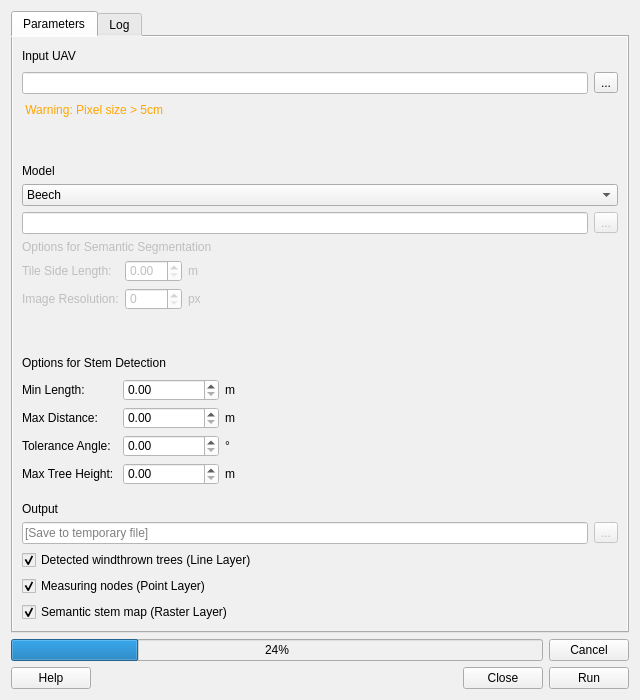
This is winmol_analyzer_dialog_base.ui in StefanReder/WINMOL_Analyzer as Qt 5 draws it before an edit. The edited form follows.
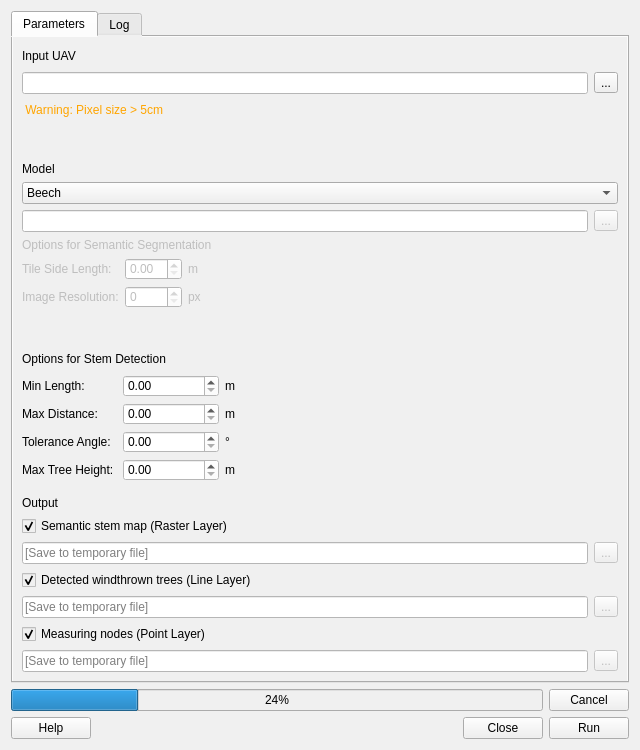
This is the edited form.

The edit to the form file:
```diff
--- a/winmol_analyzer_dialog_base.ui
+++ b/winmol_analyzer_dialog_base.ui
@@ -7,7 +7,7 @@
     <x>0</x>
     <y>0</y>
     <width>640</width>
-    <height>700</height>
+    <height>750</height>
    </rect>
   </property>
   <property name="windowTitle">
@@ -35,8 +35,8 @@
       <attribute name="title">
        <string>Parameters</string>
       </attribute>
-      <layout class="QGridLayout" name="gridLayout_5">
-       <item row="0" column="0" colspan="2">
+      <layout class="QVBoxLayout" name="verticalLayout_4">
+       <item>
         <layout class="QGridLayout" name="gridLayout">
          <item row="0" column="1" colspan="2">
           <spacer name="horizontalSpacer">
@@ -104,7 +104,7 @@
          </item>
         </layout>
        </item>
-       <item row="1" column="1">
+       <item>
         <spacer name="verticalSpacer_2">
          <property name="orientation">
           <enum>Qt::Vertical</enum>
@@ -117,7 +117,7 @@
          </property>
         </spacer>
        </item>
-       <item row="2" column="0" colspan="2">
+       <item>
         <layout class="QVBoxLayout" name="verticalLayout">
          <item>
           <widget class="QLabel" name="model_input_label">
@@ -174,7 +174,7 @@
          </item>
         </layout>
        </item>
-       <item row="3" column="0" colspan="2">
+       <item>
         <layout class="QHBoxLayout" name="horizontalLayout_9">
          <item>
           <layout class="QVBoxLayout" name="verticalLayout_3">
@@ -269,7 +269,7 @@
          </item>
         </layout>
        </item>
-       <item row="4" column="0" colspan="2">
+       <item>
         <spacer name="verticalSpacer">
          <property name="orientation">
           <enum>Qt::Vertical</enum>
@@ -282,7 +282,7 @@
          </property>
         </spacer>
        </item>
-       <item row="5" column="0" colspan="2">
+       <item>
         <layout class="QHBoxLayout" name="horizontalLayout_8">
          <item>
           <layout class="QVBoxLayout" name="verticalLayout_2">
@@ -415,7 +415,7 @@
          </item>
         </layout>
        </item>
-       <item row="6" column="0">
+       <item>
         <spacer name="verticalSpacer_3">
          <property name="orientation">
           <enum>Qt::Vertical</enum>
@@ -428,17 +428,27 @@
          </property>
         </spacer>
        </item>
-       <item row="7" column="0">
+       <item>
         <widget class="QLabel" name="output_input_label">
          <property name="text">
           <string>Output</string>
          </property>
         </widget>
        </item>
-       <item row="8" column="0" colspan="2">
-        <layout class="QHBoxLayout" name="horizontalLayout_4">
+       <item>
+        <widget class="QCheckBox" name="output_checkBox_stem">
+         <property name="text">
+          <string>Semantic stem map (Raster Layer)</string>
+         </property>
+         <property name="checked">
+          <bool>true</bool>
+         </property>
+        </widget>
+       </item>
+       <item>
+        <layout class="QHBoxLayout" name="horizontalLayout_6">
          <item>
-          <widget class="QLineEdit" name="output_lineEdit">
+          <widget class="QLineEdit" name="output_lineEdit_stem">
            <property name="enabled">
             <bool>false</bool>
            </property>
@@ -454,7 +464,7 @@
           </widget>
          </item>
          <item>
-          <widget class="QToolButton" name="output_toolButton">
+          <widget class="QToolButton" name="output_toolButton_stem">
            <property name="enabled">
             <bool>false</bool>
            </property>
@@ -465,8 +475,8 @@
          </item>
         </layout>
        </item>
-       <item row="9" column="0" colspan="2">
-        <widget class="QCheckBox" name="checkBox">
+       <item>
+        <widget class="QCheckBox" name="output_checkBox_trees">
          <property name="text">
           <string>Detected windthrown trees (Line Layer)</string>
          </property>
@@ -475,8 +485,38 @@
          </property>
         </widget>
        </item>
-       <item row="10" column="0" colspan="2">
-        <widget class="QCheckBox" name="checkBox_2">
+       <item>
+        <layout class="QHBoxLayout" name="horizontalLayout_4">
+         <item>
+          <widget class="QLineEdit" name="output_lineEdit_trees">
+           <property name="enabled">
+            <bool>false</bool>
+           </property>
+           <property name="autoFillBackground">
+            <bool>false</bool>
+           </property>
+           <property name="styleSheet">
+            <string notr="true">background-color: rgb(255, 255, 255)</string>
+           </property>
+           <property name="placeholderText">
+            <string>[Save to temporary file]</string>
+           </property>
+          </widget>
+         </item>
+         <item>
+          <widget class="QToolButton" name="output_toolButton_trees">
+           <property name="enabled">
+            <bool>false</bool>
+           </property>
+           <property name="text">
+            <string>...</string>
+           </property>
+          </widget>
+         </item>
+        </layout>
+       </item>
+       <item>
+        <widget class="QCheckBox" name="output_checkBox_nodes">
          <property name="text">
           <string>Measuring nodes (Point Layer)</string>
          </property>
@@ -485,15 +525,35 @@
          </property>
         </widget>
        </item>
-       <item row="11" column="0" colspan="2">
-        <widget class="QCheckBox" name="checkBox_3">
-         <property name="text">
-          <string>Semantic stem map (Raster Layer)</string>
-         </property>
-         <property name="checked">
-          <bool>true</bool>
-         </property>
-        </widget>
+       <item>
+        <layout class="QHBoxLayout" name="horizontalLayout_5">
+         <item>
+          <widget class="QLineEdit" name="output_lineEdit_nodes">
+           <property name="enabled">
+            <bool>false</bool>
+           </property>
+           <property name="autoFillBackground">
+            <bool>false</bool>
+           </property>
+           <property name="styleSheet">
+            <string notr="true">background-color: rgb(255, 255, 255)</string>
+           </property>
+           <property name="placeholderText">
+            <string>[Save to temporary file]</string>
+           </property>
+          </widget>
+         </item>
+         <item>
+          <widget class="QToolButton" name="output_toolButton_nodes">
+           <property name="enabled">
+            <bool>false</bool>
+           </property>
+           <property name="text">
+            <string>...</string>
+           </property>
+          </widget>
+         </item>
+        </layout>
        </item>
       </layout>
      </widget>
```
Left out of the diff: 62 changed lines with no effect on the pictures.
